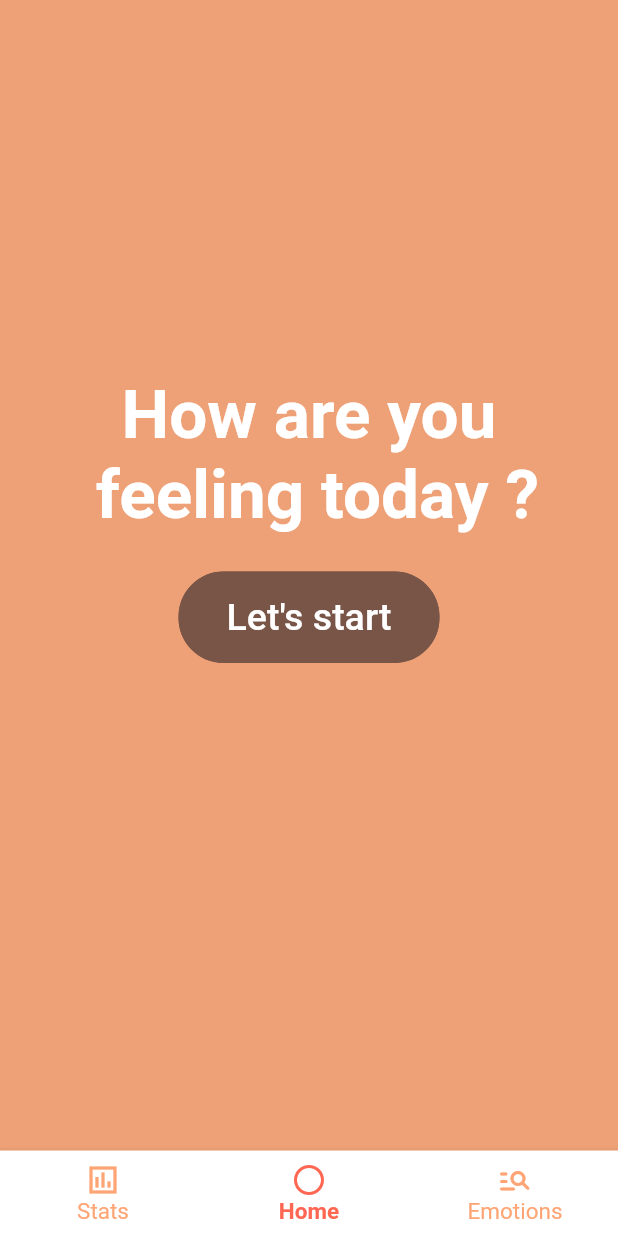
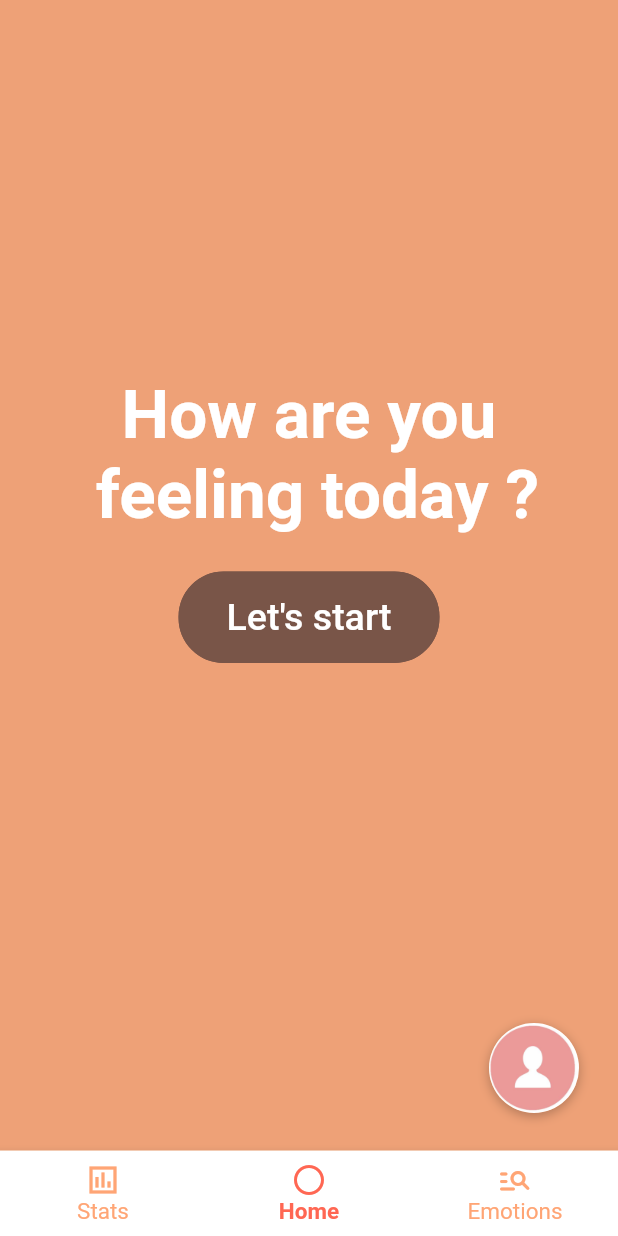
Before and after one commit to prelipceancristian/FE-TrackingEmotions, a Flutter app: the screen it shows after launch, item 2 of the bottom bar chosen, on a phone screen of 412 x 824 dp. Run offline on Flutter 3.47's test engine with Material 2 defaults, Android fonts, the phone set to English and light mode, and no system bars; our stand-ins replace chat_bubbles, flutter_secure_storage, google_sign_in; missing offline and left inert: flutter_facebook_auth.

Commit message:
Added user details page

```diff
--- a/tracking_emotions/lib/utils/services/authentication-services/default-authentication-service.dart
+++ b/tracking_emotions/lib/utils/services/authentication-services/default-authentication-service.dart
@@ -60,7 +60,7 @@ class DefaultAuthenticationService implements AuthenticationServiceInterface {
 
   @override
   String getName() {
-    return this._userData.FirstName;
+    return this._userData.Username;
   }
 
   @override
--- a/tracking_emotions/lib/widgets/homepage/HomeScreen.dart
+++ b/tracking_emotions/lib/widgets/homepage/HomeScreen.dart
@@ -1,5 +1,6 @@
 import 'package:flutter/material.dart';
 import 'package:tracking_emotions/widgets/dialogs/pop-up-question.dart';
+import 'package:tracking_emotions/widgets/user-details/user-details-page.dart';
 
 class HomeScreen extends StatelessWidget {
   @override
@@ -47,6 +48,33 @@ class HomeScreen extends StatelessWidget {
                     ),
                   ))),
         ),
+        GestureDetector(
+          onTap: () => {
+            Navigator.push(context,
+                MaterialPageRoute(builder: (context) => UserDetailsPage()))
+          },
+          child: Container(
+            margin: const EdgeInsets.only(top: 215.0, left: 300.0),
+            height: 60.0,
+            width: 60.0,
+            decoration: BoxDecoration(
+              shape: BoxShape.circle,
+              color: Color.fromRGBO(238, 161, 119, 1.0),
+              boxShadow: [
+                BoxShadow(
+                  color: Colors.black26,
+                  offset: Offset(0, 2),
+                  blurRadius: 6.0,
+                ),
+              ],
+              image: DecorationImage(
+                image: AssetImage(
+                  'assets/icons/user_page.jpg',
+                ),
+              ),
+            ),
+          ),
+        ),
       ])),
       backgroundColor: Color.fromRGBO(238, 161, 119, 1.0),
     );
--- a/tracking_emotions/pubspec.yaml
+++ b/tracking_emotions/pubspec.yaml
@@ -55,6 +55,7 @@ flutter:
   assets:
     - assets/icons/facebook.jpg
     - assets/icons/google.jpg
+    - assets/icons/user_page.jpg
 
   # An image asset can refer to one or more resolution-specific "variants", see
   # https://flutter.dev/assets-and-images/#resolution-aware.
```
Also changed, not shown: tracking_emotions/lib/widgets/user-details/user-details-page.dart (added, +112 -0 lines), tracking_emotions/assets/icons/user_page.jpg (added).
